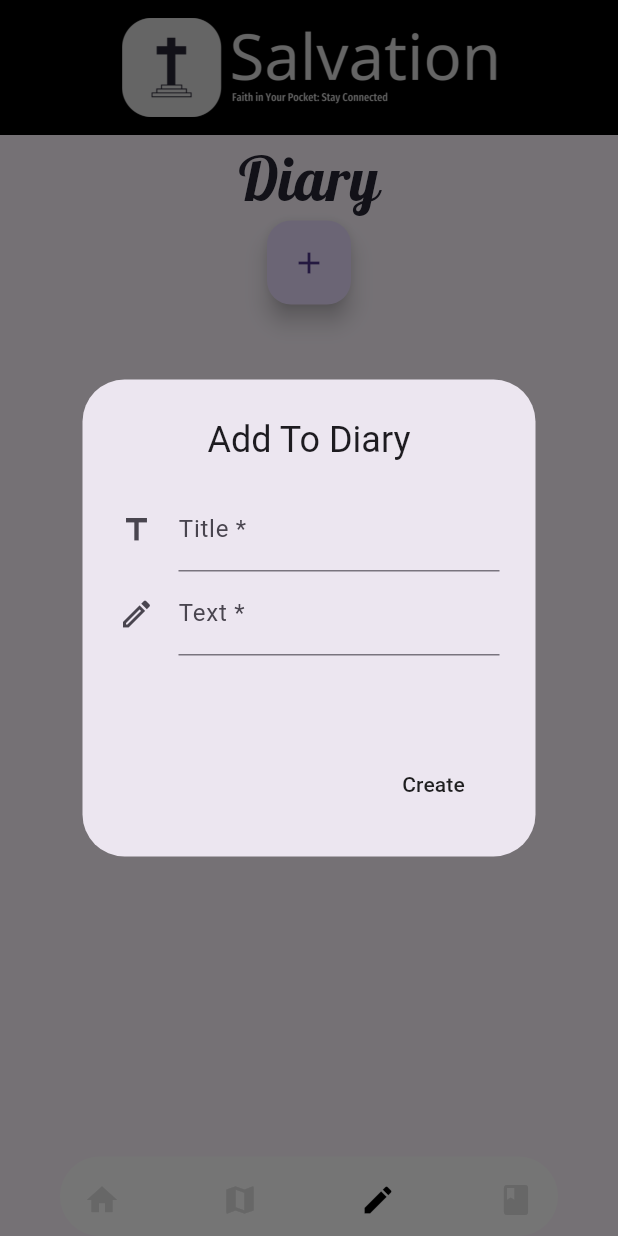
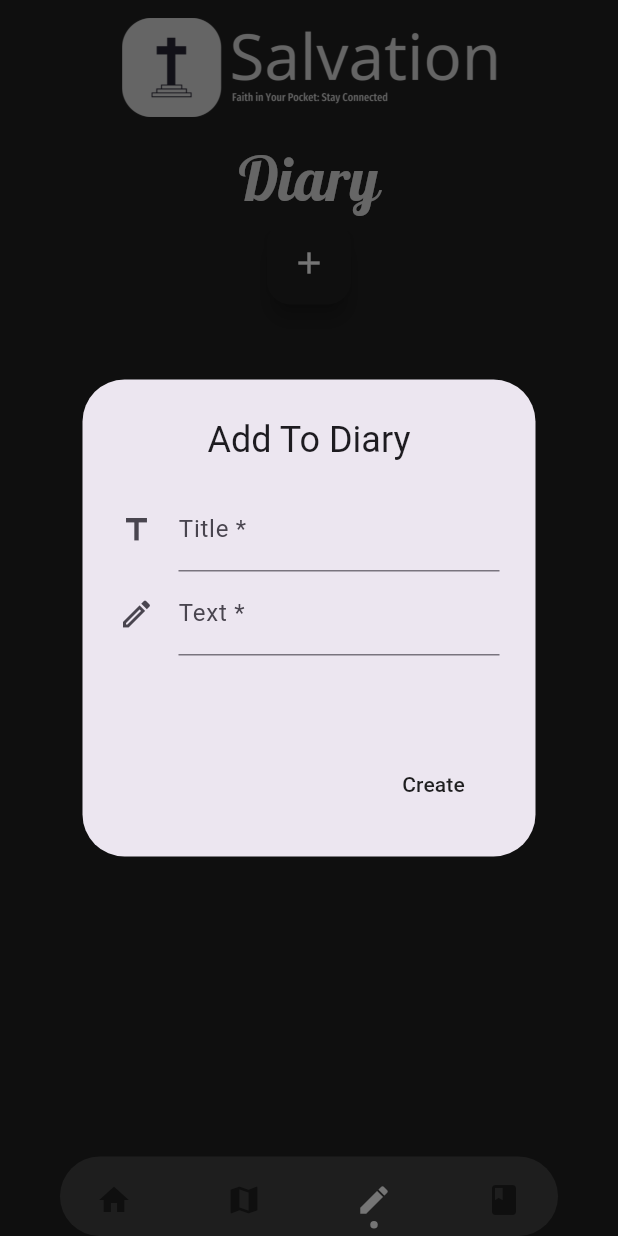
Before and after one commit to Lebang11/christian_app, a Flutter app: the screen it shows after launch, item 3 of the bottom bar chosen, after a tap on the "add" icon, on a phone screen of 412 x 824 dp. Run offline on Flutter 3.47's test engine with Material 3 defaults, Android fonts, the light colour scheme and no system bars; drawn by our look-alikes of dot_navigation_bar; our stand-ins replace draggable_home, google_fonts, isar; accounts and stored records are empty; generated files the repository leaves out were written again; statements that could not run were skipped.

Commit message:
Changed colors (grey theme)

```diff
--- a/lib/features/appbar.dart
+++ b/lib/features/appbar.dart
@@ -34,6 +34,7 @@ PreferredSizeWidget appbar(BuildContext context) {
     //         ];
     //       })
     // ],
+
     toolbarHeight: 90.0,
     leadingWidth: 240.0,
     centerTitle: true,
@@ -47,7 +48,7 @@ PreferredSizeWidget appbar(BuildContext context) {
     // TRY THIS: Try changing the color here to a specific color (to
     // Colors.amber, perhaps?) and trigger a hot reload to see the AppBar
     // change color while the other colors stay the same.
-    backgroundColor: Color.fromARGB(255, 0, 0, 0),
+    backgroundColor: Colors.transparent,
     // Here we take the value from the MyHomePage object that was created by
     // the App.build method, and use it to set our appbar title.
   );
--- a/lib/features/diary/presentation/diary.dart
+++ b/lib/features/diary/presentation/diary.dart
@@ -114,6 +114,7 @@ class _DiaryState extends State<Diary> {
     currentDiary = currentDiary.reversed.toList();
 
     return Scaffold(
+      backgroundColor: Colors.grey[900],
       appBar: appbar(context),
       bottomNavigationBar: navbar(
         currentIndex: _currentIndex,
@@ -123,14 +124,18 @@ class _DiaryState extends State<Diary> {
         children: [
           Text(
             'Diary',
-            style: GoogleFonts.lobster(
-                textStyle: TextStyle(
-                    fontSize: 40.0,
-                    color: const Color.fromARGB(255, 40, 38, 52))),
+            style: TextStyle(
+                fontFamily: 'Lobster',
+                fontSize: 40.0,
+                color: const Color.fromARGB(255, 222, 222, 222)),
           ),
           FloatingActionButton(
             onPressed: createDiary,
-            child: Icon(Icons.add_sharp),
+            child: Icon(
+              Icons.add_sharp,
+              color: Colors.white,
+            ),
+            backgroundColor: Colors.grey[900],
           ),
           SizedBox(
             height: 22.0,
--- a/lib/features/home.dart
+++ b/lib/features/home.dart
@@ -80,7 +80,7 @@ class _MyHomePageState extends State<MyHomePage> {
     // fast, so that you can just rebuild anything that needs updating rather
     // than having to individually change instances of widgets.
     return Scaffold(
-        backgroundColor: Colors.black,
+        backgroundColor: Colors.grey[900],
         appBar: appbar(context),
         body: const Center(
           // Center is a layout widget. It takes a single child and positions it
--- a/lib/features/map.dart
+++ b/lib/features/map.dart
@@ -24,11 +24,22 @@ class _ChurchMapState extends State<ChurchMap> {
   @override
   Widget build(BuildContext context) {
     return Scaffold(
-      appBar: appbar(context),
-      bottomNavigationBar: navbar(
-        currentIndex: _currentIndex,
-        onTap: _onTabTapped,
-      ),
-    );
+        backgroundColor: Colors.grey[900],
+        appBar: appbar(context),
+        bottomNavigationBar: navbar(
+          currentIndex: _currentIndex,
+          onTap: _onTabTapped,
+        ),
+        body: Column(children: [
+          Center(
+            child: Text(
+              'Map',
+              style: TextStyle(
+                  fontFamily: 'Lobster',
+                  fontSize: 40.0,
+                  color: const Color.fromARGB(255, 222, 222, 222)),
+            ),
+          )
+        ]));
   }
 }
--- a/lib/features/navbar.dart
+++ b/lib/features/navbar.dart
@@ -23,39 +23,40 @@ class navbar extends StatelessWidget {
     //   onTap: onTap,
     // );
     return DotNavigationBar(
+      backgroundColor: Colors.grey[800],
       margin: EdgeInsets.only(left: 10, right: 10),
       currentIndex: currentIndex,
       dotIndicatorColor: Colors.white,
-      unselectedItemColor: Colors.grey[300],
+      unselectedItemColor: Colors.grey[900],
       splashBorderRadius: 50,
       enableFloatingNavBar: true,
       enablePaddingAnimation: true,
       onTap: onTap,
       marginR: EdgeInsets.symmetric(horizontal: 40, vertical: 0),
-      itemPadding: EdgeInsets.symmetric(vertical: 7, horizontal: 8),
+      itemPadding: EdgeInsets.symmetric(vertical: 7, horizontal: 16),
       items: [
         /// Home
         DotNavigationBarItem(
           icon: Icon(Icons.home),
-          selectedColor: Colors.black,
+          selectedColor: Colors.white,
         ),
 
         /// Likes
         DotNavigationBarItem(
           icon: Icon(Icons.map),
-          selectedColor: Colors.black,
+          selectedColor: Colors.white,
         ),
 
         /// Search
         DotNavigationBarItem(
           icon: Icon(Icons.edit),
-          selectedColor: Colors.black,
+          selectedColor: Colors.white,
         ),
 
         /// Profile
         DotNavigationBarItem(
           icon: Icon(Icons.book),
-          selectedColor: Colors.black,
+          selectedColor: Colors.white,
         ),
       ],
     );
--- a/lib/main.dart
+++ b/lib/main.dart
@@ -17,6 +17,7 @@ void main() async {
   runApp(ChangeNotifierProvider(
       create: (context) => DiaryDatabase(),
       child: MaterialApp(
+        themeMode: ThemeMode.dark,
         debugShowCheckedModeBanner: false,
         //To view your route, flutter run and click the button with your route name
         initialRoute: '/home',
--- a/pubspec.yaml
+++ b/pubspec.yaml
@@ -94,7 +94,9 @@ flutter:
     - family: Fire Sans
       fonts:
         - asset: assets/fonts/Salvation/Fira-Sans-Extra-Condensed.ttf
-
+    - family: Lobster
+      fonts:
+        - asset: assets/fonts/Lobster/Lobster-Regular.ttf
   # The following line ensures that the Material Icons font is
   # included with your application, so that you can use the icons in
   # the material Icons class.
```
Also changed, not shown: lib/features/diary/presentation/diary-item.dart (+11 -5 lines), lib/features/verse.dart (+17 -6 lines), assets/fonts/Lobster/Lobster-Regular.ttf (added).
